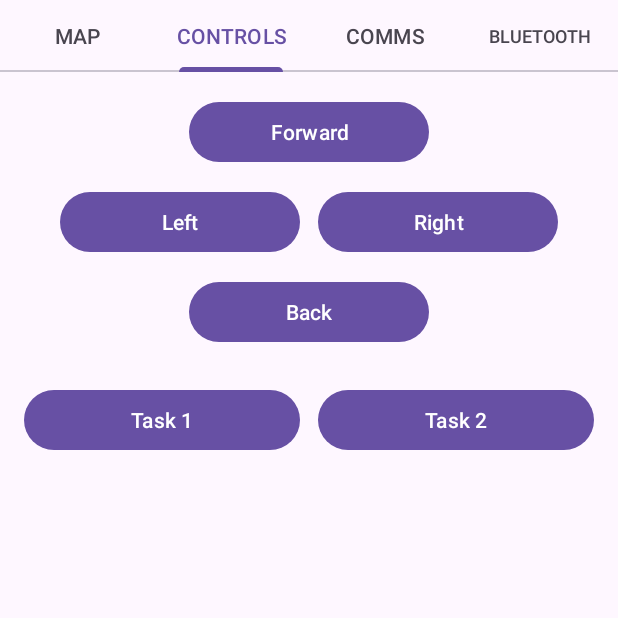
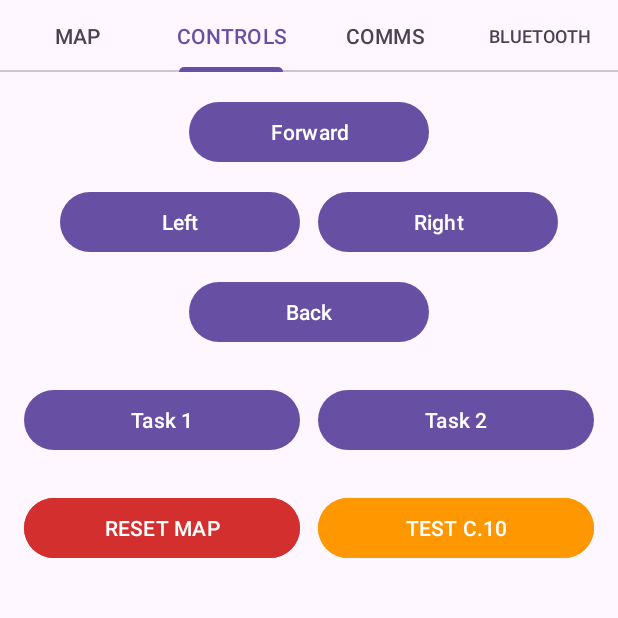
Before and after one commit to vvivivivv/SC2079-MDP-Group-24, an Android app: the screen it shows after launch (MainActivity), tab 2 chosen, on a phone screen of 412 x 824 dp, the top half of it. Run offline under Robolectric (Android 15) with nearby library versions, the light colour scheme and no system bars.

Commit message:
feat(android): systems integration for map, controls, and bluetooth
- added 'TEST C10' button for local test simulation (app responds to robot string data) (C.10)
- added reset button to clear a failed run and start over (C.8)

```diff
--- a/android/app/src/main/java/com/ntu/group24/android/ui/ControlFragment.java
+++ b/android/app/src/main/java/com/ntu/group24/android/ui/ControlFragment.java
@@ -1,87 +1,101 @@
 package com.ntu.group24.android.ui;
 
+import android.content.Intent;
 import android.os.Bundle;
+import android.util.Log;
 import android.view.LayoutInflater;
 import android.view.View;
 import android.view.ViewGroup;
 import android.widget.Button;
 import android.widget.Toast;
-import android.content.Intent;
-import androidx.localbroadcastmanager.content.LocalBroadcastManager;
 
 import androidx.annotation.NonNull;
 import androidx.annotation.Nullable;
 import androidx.fragment.app.Fragment;
+import androidx.localbroadcastmanager.content.LocalBroadcastManager;
 
 import com.ntu.group24.android.R;
 import com.ntu.group24.android.utils.Constants;
-// import com.ntu.group24.android.bluetooth.BluetoothService;
-
-import java.nio.charset.StandardCharsets;
 
 public class ControlFragment extends Fragment {
-
-    // Uncomment when BluetoothService is ready
-    // private BluetoothService btService;
-
+    private static final String TAG = "ControlFragment";
     public ControlFragment() {
         // Empty public constructor
     }
 
     @Override
-    public View onCreateView(@NonNull LayoutInflater inflater,
-                             ViewGroup container,
-                             Bundle savedInstanceState) {
+    public View onCreateView(@NonNull LayoutInflater inflater, ViewGroup container, Bundle savedInstanceState) {
         return inflater.inflate(R.layout.fragment_control, container, false);
     }
 
     @Override
-    public void onViewCreated(@NonNull View view,
-                              @Nullable Bundle savedInstanceState) {
+    public void onViewCreated(@NonNull View view, @Nullable Bundle savedInstanceState) {
         super.onViewCreated(view, savedInstanceState);
 
-        // Uncomment when MainActivity exposes BluetoothService
-        /*
-        if (getActivity() instanceof MainActivity) {
-            btService = ((MainActivity) getActivity()).getBluetoothService();
-        }
-        */
-
+        // 1. Link Movement Buttons (C.3)
         Button btnForward = view.findViewById(R.id.btnForward);
         Button btnBack = view.findViewById(R.id.btnBack);
         Button btnLeft = view.findViewById(R.id.btnLeft);
         Button btnRight = view.findViewById(R.id.btnRight);
+
+        // 2. Link Task Buttons
         Button btnTask1 = view.findViewById(R.id.btnTask1);
         Button btnTask2 = view.findViewById(R.id.btnTask2);
 
-        // Movement controls (C.3)
+        // 3. Link Testing/Reset Buttons (C.6, C.8, C.10)
+        Button btnReset = view.findViewById(R.id.btnReset);
+        Button btnTestMove = view.findViewById(R.id.btnTestMove);
+
         btnForward.setOnClickListener(v -> sendCommand(Constants.MOVE_FORWARD));
         btnBack.setOnClickListener(v -> sendCommand(Constants.MOVE_BACKWARD));
         btnLeft.setOnClickListener(v -> sendCommand(Constants.TURN_LEFT));
         btnRight.setOnClickListener(v -> sendCommand(Constants.TURN_RIGHT));
 
-        // Task controls
         btnTask1.setOnClickListener(v -> sendCommand(Constants.START_EXPLORATION));
         btnTask2.setOnClickListener(v -> sendCommand(Constants.START_FASTEST_PATH));
 
+        // Reset logic (C.6, C.8)
+        btnReset.setOnClickListener(v -> {
+            // Tell the GridMap to clear itself locally via the Broadcast system
+            Intent clearIntent = new Intent(Constants.INTENT_MESSAGE_RECEIVED);
+            clearIntent.putExtra("message", "CLEAR");
+            LocalBroadcastManager.getInstance(requireContext()).sendBroadcast(clearIntent);
+
+            // Tell the RPi/Algorithm to reset their state
+            sendCommand("RESET");
+            Toast.makeText(requireContext(), "Map and Algorithm Reset", Toast.LENGTH_SHORT).show();
+        });
+
+        // Local test logic (C.10 Simulation)
+        btnTestMove.setOnClickListener(v -> {
+            // Simulate an incoming message from the RPi
+            // MainActivity will catch this and update the GridMap icon
+            Intent intent = new Intent(Constants.INTENT_MESSAGE_RECEIVED);
+            intent.putExtra("message", "ROBOT,10,10,E");
+            LocalBroadcastManager.getInstance(requireContext()).sendBroadcast(intent);
+
+            Toast.makeText(requireContext(), "Simulating ROBOT at (10,10) East", Toast.LENGTH_SHORT).show();
+        });
     }
+
+     // Helper to send commands via Bluetooth and log to the Comms tab (C.1, C.4)
     private void sendCommand(String cmd) {
-        // Always log it to COMMS (even if BT not connected)
+        // 1. Log locally to the Communications Fragment (TX)
+        // Sends internal signal so chat logs shows '[TX] f' in blue
         Intent i = new Intent(Constants.INTENT_MESSAGE_SENT);
         i.putExtra("message", cmd);
         LocalBroadcastManager.getInstance(requireContext()).sendBroadcast(i);
 
+        // 2. Send via Bluetooth Service (C.1)
         MainActivity activity = (MainActivity) getActivity();
-        if (activity == null || activity.getBluetoothService() == null) {
+        if (activity != null && activity.getBluetoothService() != null) {
+            activity.getBluetoothService().write(cmd);
+            // Visual feedback for operator (C.3)
+            Toast.makeText(requireContext(), "Sent: " + cmd, Toast.LENGTH_SHORT).show();
+            Log.d(TAG, "Sent via BT: " + cmd);
+        } else {
+            // Inform user when connection is dead (C.8)
             Toast.makeText(requireContext(), "Bluetooth not ready", Toast.LENGTH_SHORT).show();
-            return;
         }
-
-        // Send to RPi
-        activity.getBluetoothService().write(cmd);
-
-        Toast.makeText(requireContext(), "Sent: " + cmd, Toast.LENGTH_SHORT).show();
     }
-
-
 }
--- a/android/app/src/main/java/com/ntu/group24/android/ui/MainActivity.java
+++ b/android/app/src/main/java/com/ntu/group24/android/ui/MainActivity.java
@@ -34,7 +34,7 @@ public class MainActivity extends AppCompatActivity {
                 String message = intent.getStringExtra("message");
 
                 // Link to map: relay strings starting with ROBOT/TARGET
-                if (message != null && (message.startsWith(Constants.HEADER_ROBOT) || message.startsWith(Constants.HEADER_TARGET))) {
+                if (message != null && (message.startsWith(Constants.HEADER_ROBOT) || message.startsWith(Constants.HEADER_TARGET) || message.equals("CLEAR"))) {
                     // ViewPager2 > map is the first tab
                     Fragment fragment = getSupportFragmentManager().findFragmentByTag("f0");
                     if (fragment instanceof MapFragment) {
--- a/android/app/src/main/res/layout/fragment_control.xml
+++ b/android/app/src/main/res/layout/fragment_control.xml
@@ -79,4 +79,35 @@
             android:text="Task 2" />
     </LinearLayout>
 
+    <!-- Testing -->
+    <LinearLayout
+        android:layout_width="match_parent"
+        android:layout_height="wrap_content"
+        android:orientation="horizontal"
+        android:layout_marginTop="24dp">
+
+        <!-- The Reset Button -->
+        <Button
+            android:id="@+id/btnReset"
+            android:layout_width="0dp"
+            android:layout_height="wrap_content"
+            android:layout_weight="1"
+            android:text="RESET MAP"
+            android:backgroundTint="#D32F2F" /> <!-- Red for danger/reset -->
+
+        <Space
+            android:layout_width="12dp"
+            android:layout_height="1dp" />
+
+        <!-- The Local Test Button -->
+        <Button
+            android:id="@+id/btnTestMove"
+            android:layout_width="0dp"
+            android:layout_height="wrap_content"
+            android:layout_weight="1"
+            android:text="TEST C.10"
+            android:backgroundTint="#FF9800" /> <!-- Orange for testing -->
+
+    </LinearLayout>
+
 </LinearLayout>
```
Also changed, not shown: android/app/src/main/java/com/ntu/group24/android/map/GridMap.java (+8 -0 lines).
